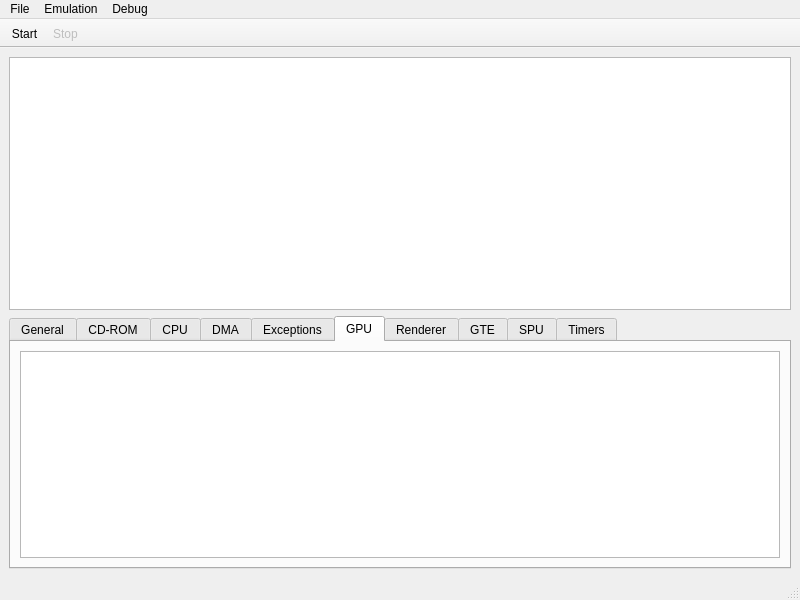
Before: the Qt Designer form psx-qt/mainwindow.ui in boeker/psx, drawn with Qt 5.
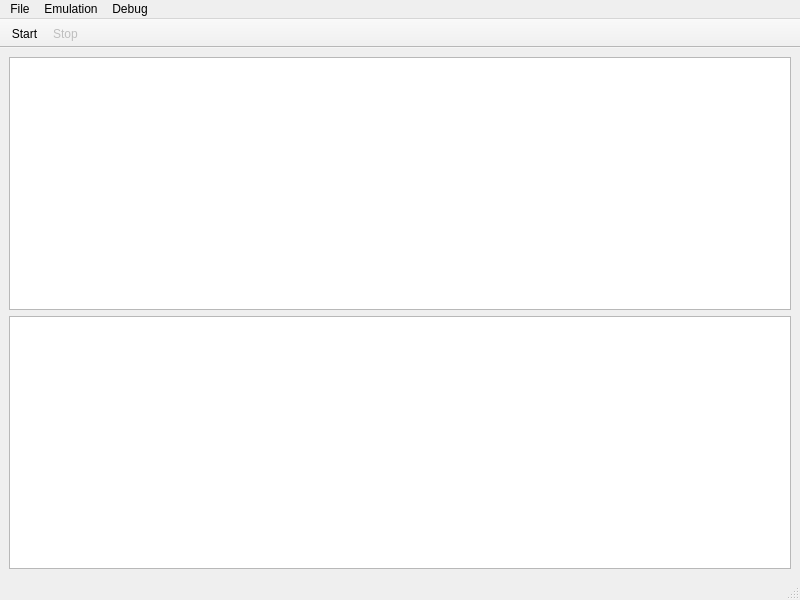
After: the same form once the commit is applied. The open tabs and pages were chosen to show the change.

Diff of the .ui file:
```diff
--- a/psx-qt/mainwindow.ui
+++ b/psx-qt/mainwindow.ui
@@ -19,78 +19,13 @@
      <widget class="QTreeView" name="treeView"/>
     </item>
     <item>
-     <widget class="QTabWidget" name="tabWidget">
-      <property name="currentIndex">
-       <number>0</number>
+     <widget class="QPlainTextEdit" name="plainTextEditLog">
+      <property name="readOnly">
+       <bool>true</bool>
       </property>
-      <widget class="QWidget" name="tabLog">
-       <attribute name="title">
-        <string>General</string>
-       </attribute>
-       <layout class="QVBoxLayout" name="verticalLayout_2">
-        <item>
-         <widget class="QPlainTextEdit" name="plainTextEditLog">
-          <property name="readOnly">
-           <bool>true</bool>
-          </property>
-         </widget>
-        </item>
-       </layout>
-      </widget>
-      <widget class="QWidget" name="tabCDROM">
-       <attribute name="title">
-        <string>CD-ROM</string>
-       </attribute>
-      </widget>
-      <widget class="QWidget" name="tabCPU">
-       <attribute name="title">
-        <string>CPU</string>
-       </attribute>
-      </widget>
-      <widget class="QWidget" name="tabDMA">
-       <attribute name="title">
-        <string>DMA</string>
-       </attribute>
-      </widget>
-      <widget class="QWidget" name="tabExceptions">
-       <attribute name="title">
-        <string>Exceptions</string>
-       </attribute>
-      </widget>
-      <widget class="QWidget" name="tabLogGPU">
-       <attribute name="title">
-        <string>GPU</string>
-       </attribute>
-       <layout class="QVBoxLayout" name="verticalLayout_3">
-        <item>
-         <widget class="QPlainTextEdit" name="plainTextEditLogGPU">
-          <property name="readOnly">
-           <bool>true</bool>
-          </property>
-         </widget>
-        </item>
-       </layout>
-      </widget>
-      <widget class="QWidget" name="tabRenderer">
-       <attribute name="title">
-        <string>Renderer</string>
-       </attribute>
-      </widget>
-      <widget class="QWidget" name="tabGTE">
-       <attribute name="title">
-        <string>GTE</string>
-       </attribute>
-      </widget>
-      <widget class="QWidget" name="tabSPU">
-       <attribute name="title">
-        <string>SPU</string>
-       </attribute>
-      </widget>
-      <widget class="QWidget" name="tabTimers">
-       <attribute name="title">
-        <string>Timers</string>
-       </attribute>
-      </widget>
+      <property name="centerOnScroll">
+       <bool>false</bool>
+      </property>
      </widget>
     </item>
    </layout>
```
